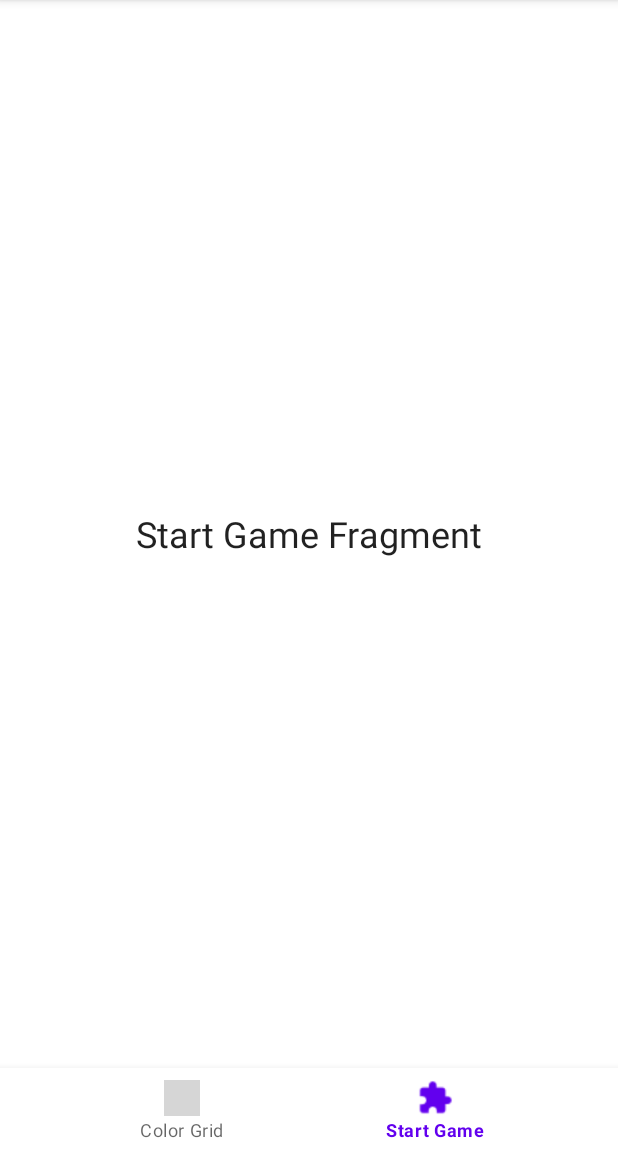
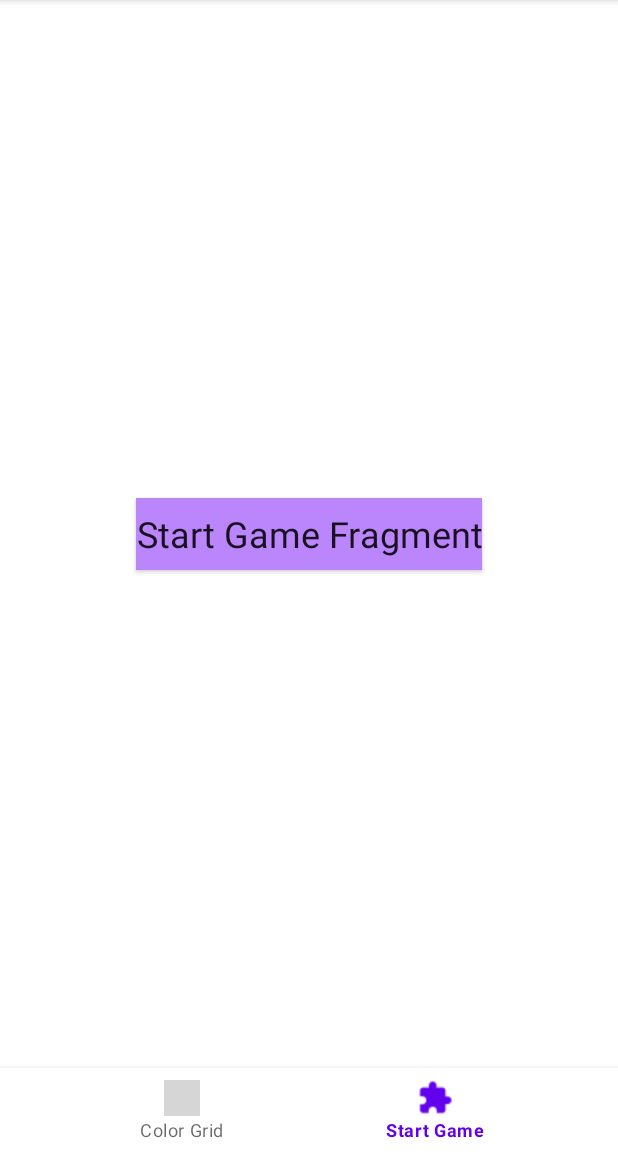
Before and after one commit to lucy-android/ItAcademy, an Android app: the StartGameFragment screen opened through its navigation route, on a phone screen of 412 x 824 dp, the part 84-1236 px from its top. Run offline under Robolectric (Android 15) with nearby library versions, the phone set to English and light mode, and no system bars; our stand-ins replace data binding, navigation-ui; grey boxes are pictures that could not be loaded.

Commit message:
colorist game working + databinding

```diff
--- a/homework4Recyclerview/build.gradle
+++ b/homework4Recyclerview/build.gradle
@@ -6,6 +6,10 @@ plugins {
 android {
     compileSdkVersion 30
     buildToolsVersion "30.0.2"
+
+    buildFeatures {
+        dataBinding true
+    }
 
     defaultConfig {
         applicationId "site.budanitskaya.homework4recyclerview"
--- a/homework4Recyclerview/src/main/java/site/budanitskaya/homework4recyclerview/ColorGridAdapter.kt
+++ b/homework4Recyclerview/src/main/java/site/budanitskaya/homework4recyclerview/ColorGridAdapter.kt
@@ -50,8 +50,12 @@ class ColorGridAdapter(
         viewHolder.itemView.setOnClickListener {
             var i = Intent(context, ColorActivity::class.java)
 
+        /*    var i = ColorActivity.createIntent()*/
+
             i.putExtra(EXTRA_MESSAGE,hexColor)
             context.startActivity(i)
+
+
         }
     }
 
--- a/homework4Recyclerview/src/main/java/site/budanitskaya/homework4recyclerview/ColorGridFragment.kt
+++ b/homework4Recyclerview/src/main/java/site/budanitskaya/homework4recyclerview/ColorGridFragment.kt
@@ -6,10 +6,12 @@ import android.view.LayoutInflater
 import android.view.View
 import android.view.ViewGroup
 import android.widget.Toast
+import androidx.databinding.DataBindingUtil
 import androidx.fragment.app.Fragment
 import androidx.recyclerview.widget.GridLayoutManager
 import androidx.recyclerview.widget.RecyclerView
 import site.budanitskaya.homework4recyclerview.DataUtils.Companion.colorsList
+import site.budanitskaya.homework4recyclerview.databinding.FragmentColorGridBinding
 
 
 class ColorGridFragment : Fragment() {
@@ -19,15 +21,17 @@ class ColorGridFragment : Fragment() {
         savedInstanceState: Bundle?
     ): View? {
 
-        var view = inflater.inflate(R.layout.fragment_color_grid, container, false)
 
-        val recyclerView = view.findViewById<RecyclerView>(R.id.recyclerView)
+        val binding: FragmentColorGridBinding = DataBindingUtil.inflate(
+            inflater, R.layout.fragment_color_grid, container, false)
+
+        val recyclerView = binding.recyclerView
         recyclerView.layoutManager = GridLayoutManager(requireContext(), 4)
 
         val adapter = ColorGridAdapter(colorsList, requireContext())
 
         recyclerView.adapter = adapter
 
-        return view
+        return binding.root
     }
 }
--- /dev/null
+++ b/homework4Recyclerview/src/main/java/site/budanitskaya/homework4recyclerview/ColorQuestion.kt
@@ -0,0 +1,3 @@
+package site.budanitskaya.homework4recyclerview
+
+data class ColorQuestion(val variants: MutableList<Int>, val correctAnswer: Int)
--- a/homework4Recyclerview/src/main/java/site/budanitskaya/homework4recyclerview/MainActivity.kt
+++ b/homework4Recyclerview/src/main/java/site/budanitskaya/homework4recyclerview/MainActivity.kt
@@ -2,22 +2,25 @@ package site.budanitskaya.homework4recyclerview
 
 import androidx.appcompat.app.AppCompatActivity
 import android.os.Bundle
+import androidx.databinding.DataBindingUtil
 import androidx.navigation.NavController
 import androidx.navigation.Navigation
+import androidx.navigation.findNavController
 import androidx.navigation.ui.NavigationUI
 import androidx.navigation.ui.setupWithNavController
 import com.google.android.material.bottomnavigation.BottomNavigationView
+import site.budanitskaya.homework4recyclerview.databinding.ActivityMainBinding
 
 class MainActivity : AppCompatActivity(){
 
     private lateinit var navController: NavController
-    private lateinit var bottomNav: BottomNavigationView
 
     override fun onCreate(savedInstanceState: Bundle?) {
         super.onCreate(savedInstanceState)
-        setContentView(R.layout.activity_main)
+        val binding = DataBindingUtil.setContentView<ActivityMainBinding>(this, R.layout.activity_main)
 
-        bottomNav = findViewById(R.id.bottomNav)
+
+        var bottomNav = binding.bottomNav
 
         //Getting the Navigation Controller
         navController = Navigation.findNavController(this, R.id.fragment)
--- a/homework4Recyclerview/src/main/java/site/budanitskaya/homework4recyclerview/StartGameFragment.kt
+++ b/homework4Recyclerview/src/main/java/site/budanitskaya/homework4recyclerview/StartGameFragment.kt
@@ -5,6 +5,12 @@ import androidx.fragment.app.Fragment
 import android.view.LayoutInflater
 import android.view.View
 import android.view.ViewGroup
+import androidx.appcompat.widget.AppCompatButton
+import androidx.databinding.DataBindingUtil
+import androidx.navigation.findNavController
+import androidx.navigation.fragment.findNavController
+import site.budanitskaya.homework4recyclerview.databinding.FragmentColorGridBinding
+import site.budanitskaya.homework4recyclerview.databinding.FragmentStartGameBinding
 
 
 class StartGameFragment : Fragment() {
@@ -15,7 +21,15 @@ class StartGameFragment : Fragment() {
         savedInstanceState: Bundle?
     ): View? {
         // Inflate the layout for this fragment
-        return inflater.inflate(R.layout.fragment_start_game, container, false)
+
+        val binding: FragmentStartGameBinding = DataBindingUtil.inflate(
+            inflater, R.layout.fragment_start_game, container, false)
+
+        binding.startGame.setOnClickListener{view: View ->
+            view.findNavController().navigate(R.id.action_startGameFragment_to_gameFragment)
+        }
+
+        return binding.root
     }
 
 }
--- a/homework4Recyclerview/src/main/res/layout/activity_main.xml
+++ b/homework4Recyclerview/src/main/res/layout/activity_main.xml
@@ -1,7 +1,13 @@
 <?xml version="1.0" encoding="utf-8"?>
-<LinearLayout xmlns:android="http://schemas.android.com/apk/res/android"
+<layout xmlns:android="http://schemas.android.com/apk/res/android"
     xmlns:app="http://schemas.android.com/apk/res-auto"
-    xmlns:tools="http://schemas.android.com/tools"
+    xmlns:tools="http://schemas.android.com/tools">
+
+    <data>
+
+    </data>
+
+    <LinearLayout
         android:layout_width="match_parent"
         android:layout_height="match_parent"
         android:orientation="vertical"
@@ -14,8 +20,7 @@
             android:layout_height="0dp"
             android:layout_weight="1"
             app:defaultNavHost="true"
-        app:navGraph="@navigation/navigation"
-        />
+            app:navGraph="@navigation/navigation" />
 
 
         <com.google.android.material.bottomnavigation.BottomNavigationView
@@ -26,3 +31,4 @@
 
 
     </LinearLayout>
+</layout>
--- a/homework4Recyclerview/src/main/res/layout/fragment_start_game.xml
+++ b/homework4Recyclerview/src/main/res/layout/fragment_start_game.xml
@@ -1,16 +1,24 @@
 <?xml version="1.0" encoding="utf-8"?>
-<FrameLayout xmlns:android="http://schemas.android.com/apk/res/android"
-    xmlns:tools="http://schemas.android.com/tools"
-    android:layout_width="match_parent"
-    android:layout_height="match_parent"
-    tools:context=".StartGameFragment">
+<layout xmlns:android="http://schemas.android.com/apk/res/android"
+    xmlns:tools="http://schemas.android.com/tools">
 
+    <data>
 
-    <TextView
-        android:layout_gravity="center_horizontal|center_vertical"
-        android:layout_width="wrap_content"
-        android:textAppearance="@style/Base.TextAppearance.AppCompat.Headline"
-        android:layout_height="wrap_content"
-        android:text="Start Game Fragment"/>
+    </data>
 
-</FrameLayout>
+    <FrameLayout
+        android:layout_width="match_parent"
+        android:layout_height="match_parent"
+        tools:context=".StartGameFragment">
+
+        <androidx.appcompat.widget.AppCompatButton
+            android:id="@+id/startGame"
+            android:background="@color/purple_200"
+            android:layout_width="wrap_content"
+            android:layout_height="wrap_content"
+            android:layout_gravity="center_horizontal|center_vertical"
+            android:textAppearance="@style/Base.TextAppearance.AppCompat.Headline"
+            android:text="Start Game Fragment" />
+
+    </FrameLayout>
+</layout>
--- a/homework4Recyclerview/src/main/res/navigation/navigation.xml
+++ b/homework4Recyclerview/src/main/res/navigation/navigation.xml
@@ -14,5 +14,14 @@
         android:id="@+id/startGameFragment"
         android:name="site.budanitskaya.homework4recyclerview.StartGameFragment"
         android:label="fragment_start_game"
-        tools:layout="@layout/fragment_start_game" />
+        tools:layout="@layout/fragment_start_game" >
+        <action
+            android:id="@+id/action_startGameFragment_to_gameFragment"
+            app:destination="@id/gameFragment" />
+    </fragment>
+    <fragment
+        android:id="@+id/gameFragment"
+        android:name="site.budanitskaya.homework4recyclerview.GameFragment"
+        android:label="fragment_game"
+        tools:layout="@layout/fragment_game" />
 </navigation>
--- a/homework4Recyclerview/src/main/res/values/strings.xml
+++ b/homework4Recyclerview/src/main/res/values/strings.xml
@@ -1,3 +1,5 @@
 <resources>
     <string name="app_name">RecyclerView + Navigation</string>
+    <!-- TODO: Remove or change this placeholder text -->
+    <string name="hello_blank_fragment">Hello blank fragment</string>
 </resources>
```
Also changed, not shown: homework4Recyclerview/src/main/AndroidManifest.xml (+7 -1 lines), homework4Recyclerview/src/main/java/site/budanitskaya/homework4recyclerview/ColorActivity.kt (+9 -2 lines), homework4Recyclerview/src/main/java/site/budanitskaya/homework4recyclerview/DataUtils.kt (+20 -5 lines), homework4Recyclerview/src/main/java/site/budanitskaya/homework4recyclerview/GameFragment.kt (added, +195 -0 lines), homework4Recyclerview/src/main/res/layout/activity_color.xml (+15 -5 lines), homework4Recyclerview/src/main/res/layout/fragment_color_grid.xml (+9 -1 lines), homework4Recyclerview/src/main/res/layout/fragment_game.xml (added, +99 -0 lines). Lines whose indentation alone changed are shown as unchanged.
